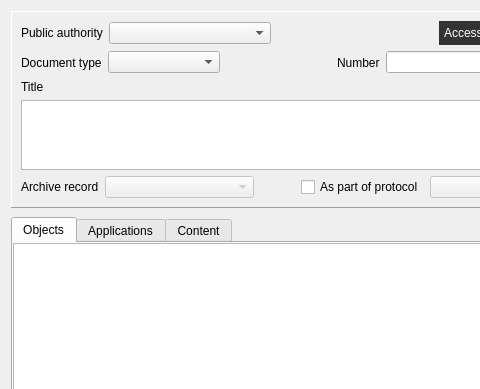
Above: dialogs/decisionbasedialog.ui from caxapyk/pa-decision before the change; both pictures show x 0 to 480 and y 0 to 389 of the 640 by 532 pixel window. Below: the same form after it.
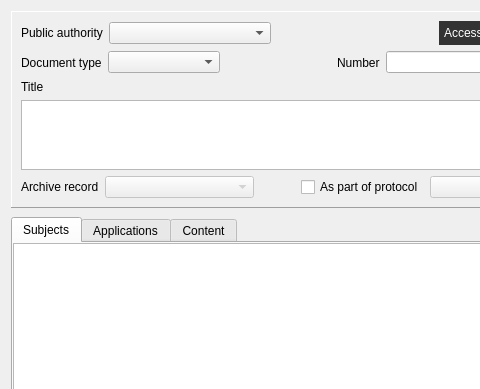
That is the form after the change. Icons and pictures are not drawn.

The edit to the form file:
```diff
--- a/dialogs/decisionbasedialog.ui
+++ b/dialogs/decisionbasedialog.ui
@@ -314,7 +314,7 @@
      </property>
      <widget class="QWidget" name="tab">
       <attribute name="title">
-       <string>Objects</string>
+       <string>Subjects</string>
       </attribute>
       <layout class="QVBoxLayout" name="verticalLayout_6">
        <property name="spacing">
```
